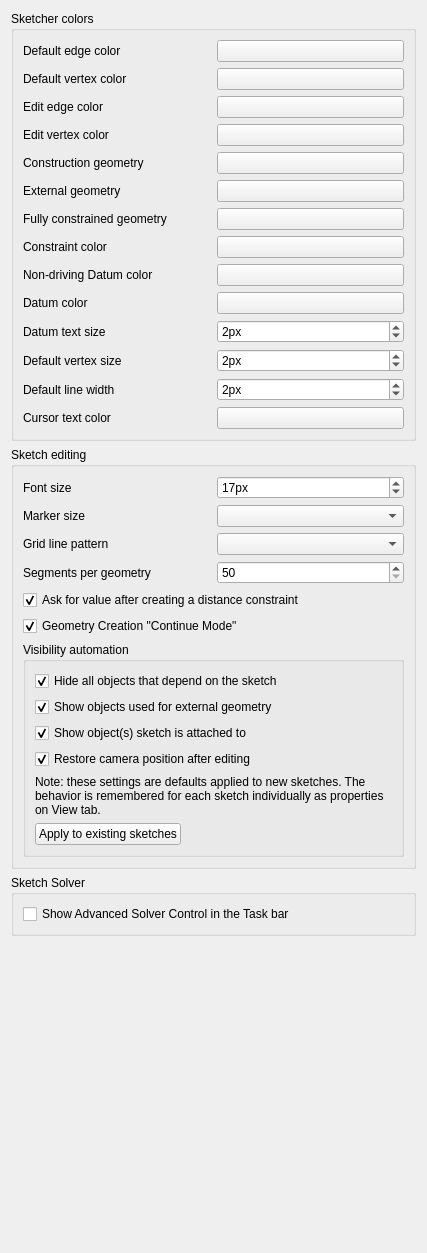
Before: the Qt Designer form src/Mod/Sketcher/Gui/SketcherSettings.ui in berndhahnebach/All_FreeCAD, drawn with Qt 5.
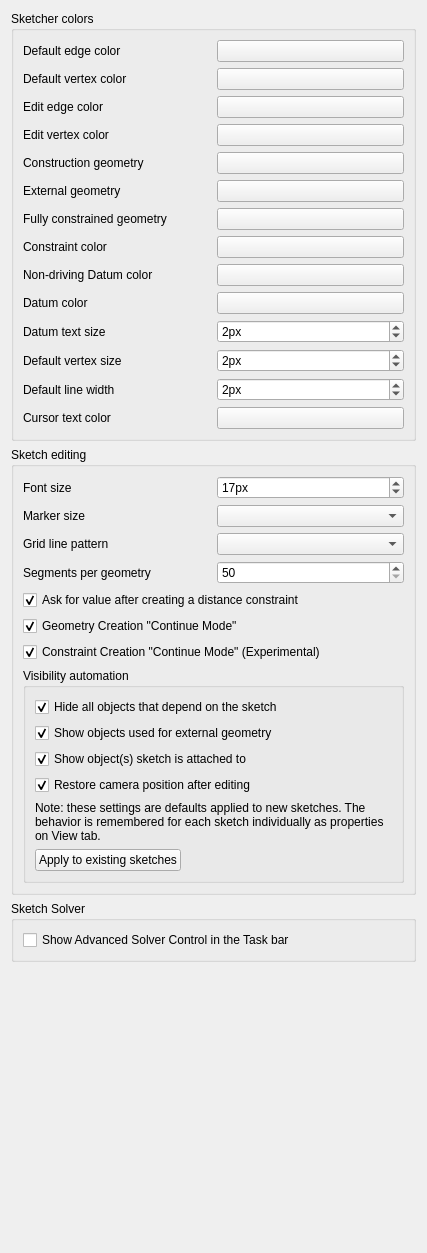
After: the same form once the commit is applied. Custom widgets are drawn as their Qt base class.

Commit message:
Sketcher: Added option to turn constraint creation modes on/off
Can be found below geometry creation "continous mode" option

Diff of the .ui file:
```diff
--- a/src/Mod/Sketcher/Gui/SketcherSettings.ui
+++ b/src/Mod/Sketcher/Gui/SketcherSettings.ui
@@ -625,6 +625,22 @@
        </widget>
       </item>
       <item row="6" column="0" colspan="2">
+       <widget class="Gui::PrefCheckBox" name="constraintMode">
+        <property name="text">
+         <string>Constraint Creation &quot;Continue Mode&quot; (Experimental)</string>
+        </property>
+        <property name="checked">
+         <bool>true</bool>
+        </property>
+        <property name="prefEntry" stdset="0">
+         <cstring>ContinuousConstraintMode</cstring>
+        </property>
+        <property name="prefPath" stdset="0">
+         <cstring>Mod/Sketcher</cstring>
+        </property>
+       </widget>
+      </item>
+      <item row="7" column="0" colspan="2">
        <widget class="QGroupBox" name="groupBox_3">
         <property name="enabled">
          <bool>true</bool>
```
The commit also changes 2 other files.
